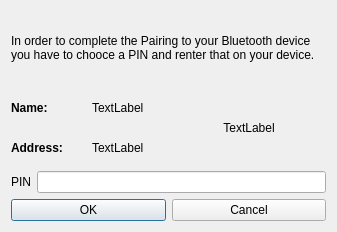
The window that src/agent/passkeydialog.ui (netrunner-debian-attic/kdebluetooth4) describes before a commit, drawn with Qt 5.
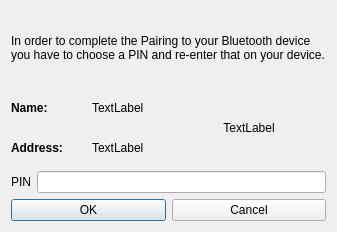
The same window after the commit.

```diff
--- a/src/agent/passkeydialog.ui
+++ b/src/agent/passkeydialog.ui
@@ -16,7 +16,7 @@
    <item>
     <widget class="QLabel" name="label" >
      <property name="text" >
-      <string>In order to complete the Pairing to your Bluetooth device you have to chooce a PIN and renter that on your device.</string>
+      <string>In order to complete the Pairing to your Bluetooth device you have to choose a PIN and re-enter that on your device.</string>
      </property>
      <property name="wordWrap" >
       <bool>true</bool>
```
Left out of the diff: 6 changed lines with no effect on the pictures.
